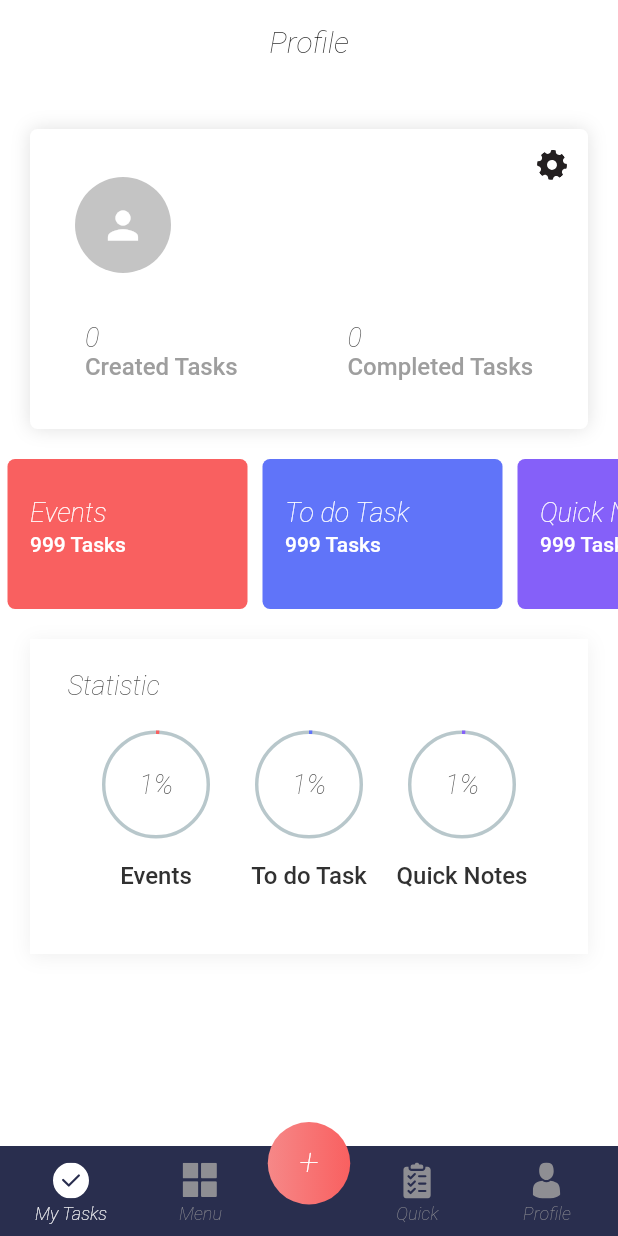
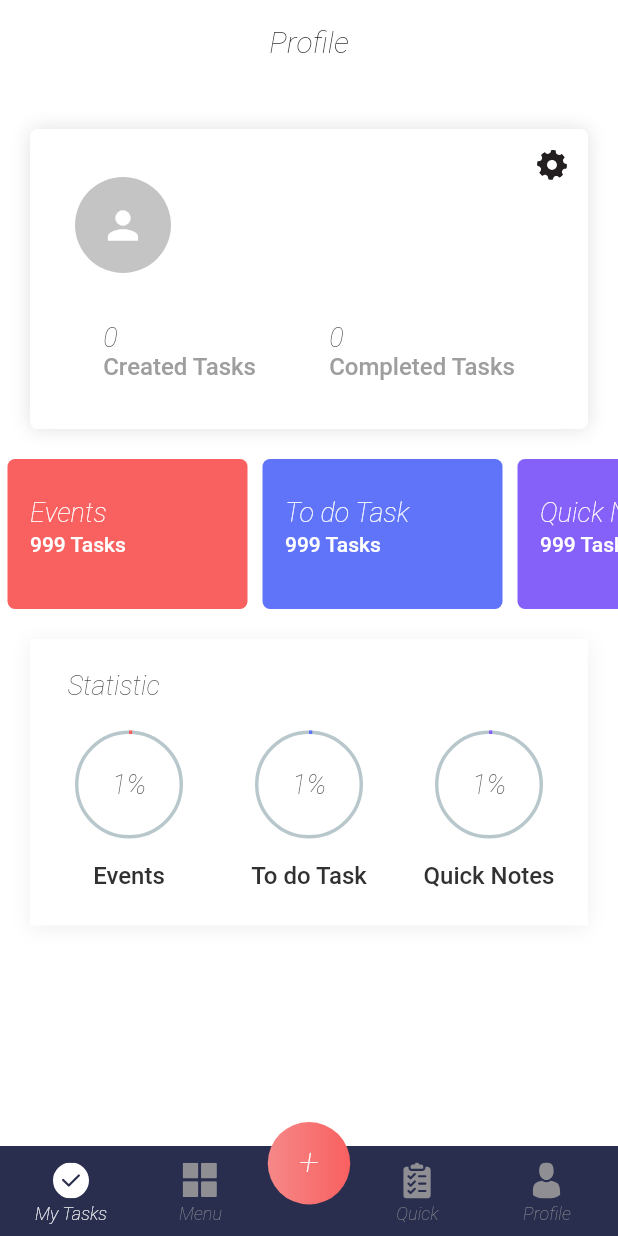
Before and after one commit to storm265/tasker, a Flutter app: the NavigationPage screen opened by its route, swiped to page 4, on a phone screen of 412 x 824 dp. Run offline on Flutter 3.47's test engine with Material 2 defaults, Android fonts, the light colour scheme and no system bars; drawn by our look-alikes of cached_network_image, percent_indicator; our stand-ins replace dio, easy_localization, file_picker, flutter_dotenv, flutter_secure_storage, flutter_slidable and 2 more; missing offline and left inert: http_proxy; accounts and stored records are empty; network calls fail.

Commit message:
translate_adaptation_fixed

```diff
--- a/assets/localization/en.json
+++ b/assets/localization/en.json
@@ -81,5 +81,6 @@
     "loaing": "Loading...",
     "add_note": "Add Note",
     "please_restart_app": "Please, restart app.",
-    "form_is_not_valid": "Form is not valid."
+    "form_is_not_valid": "Form is not valid.",
+    "enter_field": "Please, fill field 😐 "
 }
--- a/lib/presentation/pages/menu_pages/floating_button/pages/new_task_page/widgets/date_widgets/pick_date_dialog.dart
+++ b/lib/presentation/pages/menu_pages/floating_button/pages/new_task_page/widgets/date_widgets/pick_date_dialog.dart
@@ -12,7 +12,10 @@ Future<void> showCalendarDatePicker({
     builder: (_) {
       return AlertDialog(
         shape: const RoundedRectangleBorder(
-            borderRadius: BorderRadius.all(Radius.circular(5.0))),
+          borderRadius: BorderRadius.all(
+            Radius.circular(5.0),
+          ),
+        ),
         content: SizedBox(
           height: 350,
           width: 300, //350
--- a/lib/presentation/pages/menu_pages/menu/widgets/category_length_widget.dart
+++ b/lib/presentation/pages/menu_pages/menu/widgets/category_length_widget.dart
@@ -1,4 +1,6 @@
+import 'package:easy_localization/easy_localization.dart';
 import 'package:flutter/material.dart';
+import 'package:todo2/generated/locale_keys.g.dart';
 
 class CategoryLengthWidget extends StatelessWidget {
   final int taskLength;
@@ -10,7 +12,8 @@ class CategoryLengthWidget extends StatelessWidget {
     return Align(
       alignment: Alignment.bottomLeft,
       child: Text(
-        '$taskLength ${taskLength == 1 ? 'Task' : 'Tasks'}',
+        //   '$taskLength ${taskLength == 1 ? LocaleKeys.tasks.tr() : 'Tasks'}',
+        '$taskLength ${LocaleKeys.tasks.tr()}',
         style: const TextStyle(
           color: Colors.grey,
           fontWeight: FontWeight.w500,
--- a/lib/presentation/pages/menu_pages/profile/profile_page.dart
+++ b/lib/presentation/pages/menu_pages/profile/profile_page.dart
@@ -82,7 +82,7 @@ class _ProfilePageState extends State<ProfilePage> {
                 TaskListWidget(model: userController.stats),
                 StatsWidget(statsModel: userController.stats),
               ],
-            )
+            ),
           ],
         ),
       ),
--- a/lib/presentation/pages/menu_pages/profile/widgets/panel_widgets/tasks_text_widget.dart
+++ b/lib/presentation/pages/menu_pages/profile/widgets/panel_widgets/tasks_text_widget.dart
@@ -13,9 +13,11 @@ class TasksTextWidget extends StatelessWidget {
   Widget build(BuildContext context) {
     return Column(
       crossAxisAlignment: CrossAxisAlignment.start,
+      mainAxisSize: MainAxisSize.min,
       children: [
         Text(
           title,
+          maxLines: 2,
           style: const TextStyle(
             fontSize: 18,
             fontWeight: FontWeight.w200,
@@ -24,6 +26,7 @@ class TasksTextWidget extends StatelessWidget {
         ),
         Text(
           subtitle,
+          maxLines: 2,
           style: const TextStyle(
             fontSize: 16,
             color: Colors.grey,
--- a/lib/presentation/pages/menu_pages/profile/widgets/panel_widgets/user_data_widget.dart
+++ b/lib/presentation/pages/menu_pages/profile/widgets/panel_widgets/user_data_widget.dart
@@ -16,8 +16,11 @@ class UserDataWidget extends StatelessWidget {
 
   @override
   Widget build(BuildContext context) {
-    return Row(
+    return Align(
+      alignment: Alignment.centerLeft,
+      child: Row(
         mainAxisAlignment: MainAxisAlignment.start,
+        mainAxisSize: MainAxisSize.min,
         children: [
           const SizedBox(width: 30),
           CachedAvatarWidget(
@@ -49,6 +52,7 @@ class UserDataWidget extends StatelessWidget {
             ),
           ),
         ],
+      ),
     );
   }
 }
--- a/lib/presentation/pages/menu_pages/profile/widgets/profile_widget.dart
+++ b/lib/presentation/pages/menu_pages/profile/widgets/profile_widget.dart
@@ -61,7 +61,6 @@ class _ProfileWidgetState extends State<ProfileWidget>
               alignment: Alignment.topRight,
               child: IconButton(
                 splashRadius: 20,
-                tooltip: 'Settings',
                 onPressed: () => showSettingsDialog(
                   context: context,
                   profileController: widget.profileController,
@@ -83,7 +82,7 @@ class _ProfileWidgetState extends State<ProfileWidget>
                   username: widget.profileController.username,
                 ),
                 Row(
-                  mainAxisAlignment: MainAxisAlignment.spaceAround,
+                  mainAxisAlignment: MainAxisAlignment.spaceEvenly,
                   children: [
                     TasksTextWidget(
                       title: '${widget.createdTask}',
--- a/lib/presentation/pages/menu_pages/profile/widgets/stats_widget/stats_widget.dart
+++ b/lib/presentation/pages/menu_pages/profile/widgets/stats_widget/stats_widget.dart
@@ -38,7 +38,6 @@ class StatsWidget extends StatelessWidget {
           ],
           color: const Color(0xFFFFFFFF),
         ),
-        height: 210,
         child: Column(
           children: [
             Align(
@@ -60,22 +59,20 @@ class StatsWidget extends StatelessWidget {
               ),
             ),
             SizedBox(
-              width: double.infinity,
-              height: 120,
+              height: 130,
+              child: DisabledGlowWidget(
                 child: Center(
-                child: DisabledGlowWidget(
                   child: ListView.builder(
                     physics: const NeverScrollableScrollPhysics(),
                     scrollDirection: Axis.horizontal,
                     itemCount: 3,
                     shrinkWrap: true,
                     itemBuilder: (_, i) {
-                      return Column(
-                        mainAxisSize: MainAxisSize.min,
+                      return SizedBox(
+                        width: 120,
+                        child: Column(
                           children: [
-                          Padding(
-                            padding: const EdgeInsets.symmetric(horizontal: 15),
-                            child: CircularPercentIndicator(
+                            CircularPercentIndicator(
                               animation: true,
                               radius: 36.0,
                               lineWidth: 2.3,
@@ -94,11 +91,11 @@ class StatsWidget extends StatelessWidget {
                               ),
                               progressColor: statsColors[i],
                             ),
-                          ),
                             Padding(
                               padding: const EdgeInsets.only(top: 15),
                               child: Text(
-                              softWrap: true,
+                                maxLines: 2,
+                                textAlign: TextAlign.center,
                                 labels[i],
                                 style: const TextStyle(
                                   overflow: TextOverflow.ellipsis,
@@ -108,6 +105,7 @@ class StatsWidget extends StatelessWidget {
                               ),
                             ),
                           ],
+                        ),
                       );
                     },
                   ),
--- a/lib/presentation/pages/menu_pages/task/tasks_widgets/calendar_lib/week_days.dart
+++ b/lib/presentation/pages/menu_pages/task/tasks_widgets/calendar_lib/week_days.dart
@@ -4,7 +4,7 @@ part of 'widget.dart';
 class WeekDays extends StatelessWidget {
   const WeekDays({
     Key? key,
-    this.weekNames = const <String>['S', 'M', 'T', 'W', 'T', 'F', 'S'],
+   required this.weekNames,
   })  : assert(weekNames.length == 7, '`weekNames` must have length 7'),
         super(key: key);
 
```
Also changed, not shown: assets/localization/ru.json (+5 -4 lines), lib/main.dart (+4 -4 lines), lib/presentation/pages/auth/sign_in_up/controller/form_validator_controller.dart (+6 -3 lines), lib/presentation/pages/auth/splash_page.dart (+11 -0 lines), lib/presentation/pages/menu_pages/floating_button/pages/new_task_page/controller/task_controller.dart (+5 -7 lines), lib/presentation/pages/menu_pages/task/dialogs/tasks_filter_dialog.dart (+18 -14 lines), lib/presentation/pages/menu_pages/task/tasks_page.dart (+12 -14 lines), lib/presentation/pages/menu_pages/task/tasks_widgets/calendar_lib/widget.dart (+54 -5 lines), lib/generated/codegen_loader.g.dart, lib/generated/locale_keys.g.dart. Lines whose indentation alone changed are shown as unchanged.
